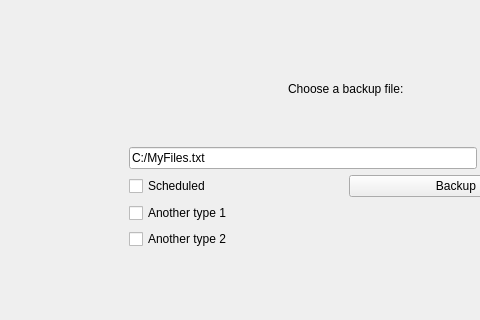
Marchell0o0/Backie, file mainwindow.ui: the form before one commit; both pictures show x 0 to 480 and y 130 to 450 of the 692 by 450 pixel window.
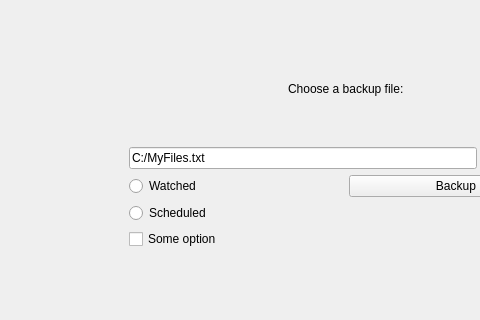
The form after the commit.

Commit message: Change object names

```diff
--- a/mainwindow.ui
+++ b/mainwindow.ui
@@ -269,17 +269,10 @@
         </item>
         <item>
          <layout class="QGridLayout" name="gridLayout_3">
-          <item row="0" column="0">
-           <widget class="QCheckBox" name="checkBox">
-            <property name="text">
-             <string>Scheduled</string>
-            </property>
-           </widget>
-          </item>
           <item row="1" column="0">
-           <widget class="QCheckBox" name="checkBox_2">
+           <widget class="QRadioButton" name="scheduledRadB">
             <property name="text">
-             <string>Another type 1</string>
+             <string>Scheduled</string>
             </property>
            </widget>
           </item>
@@ -299,6 +292,13 @@
             </property>
            </spacer>
           </item>
+          <item row="2" column="0">
+           <widget class="QCheckBox" name="someOptionChBox">
+            <property name="text">
+             <string>Some option</string>
+            </property>
+           </widget>
+          </item>
           <item row="0" column="1">
            <widget class="QPushButton" name="pushButton_5">
             <property name="text">
@@ -306,10 +306,10 @@
             </property>
            </widget>
           </item>
-          <item row="2" column="0">
-           <widget class="QCheckBox" name="checkBox_3">
+          <item row="0" column="0">
+           <widget class="QRadioButton" name="watchedRadB">
             <property name="text">
-             <string>Another type 2</string>
+             <string>Watched</string>
             </property>
            </widget>
           </item>
```
Left out of the diff: 12 changed lines with no effect on the pictures.
